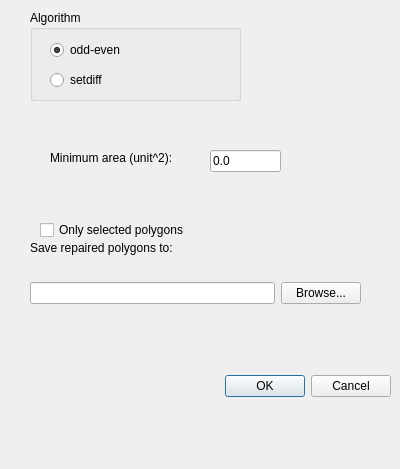
Before: the Qt Designer form Prepair/ui_prepair.ui in tudelft3d/prepair-qgis, drawn with Qt 5.
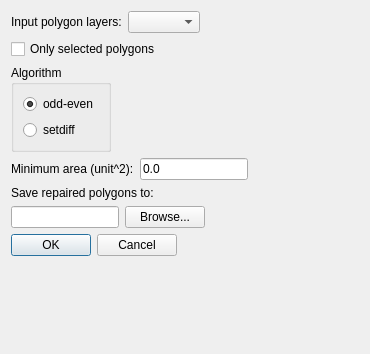
After: the same form once the commit is applied.

Commit message: new & improved GUI. Working (except orientation GEOS)

What changed in the file:
```diff
--- a/Prepair/ui_prepair.ui
+++ b/Prepair/ui_prepair.ui
@@ -6,63 +6,47 @@
    <rect>
     <x>0</x>
     <y>0</y>
-    <width>400</width>
-    <height>469</height>
+    <width>370</width>
+    <height>354</height>
    </rect>
   </property>
   <property name="windowTitle">
    <string>Prepair</string>
   </property>
-  <widget class="QDialogButtonBox" name="buttonBox">
-   <property name="geometry">
-    <rect>
-     <x>50</x>
-     <y>370</y>
-     <width>341</width>
-     <height>32</height>
-    </rect>
-   </property>
-   <property name="orientation">
-    <enum>Qt::Horizontal</enum>
-   </property>
-   <property name="standardButtons">
-    <set>QDialogButtonBox::Cancel|QDialogButtonBox::Ok</set>
-   </property>
-  </widget>
+  <layout class="QFormLayout" name="formLayout">
+   <item row="0" column="0">
+    <layout class="QVBoxLayout" name="verticalLayout_2">
+     <item>
+      <layout class="QHBoxLayout" name="horizontalLayout">
+       <item>
+        <widget class="QLabel" name="label_3">
+         <property name="text">
+          <string>Input polygon layers:</string>
+         </property>
+        </widget>
+       </item>
+       <item>
+        <widget class="QComboBox" name="comboLayers"/>
+       </item>
+      </layout>
+     </item>
+     <item>
   <widget class="QCheckBox" name="onlySelected">
-   <property name="geometry">
-    <rect>
-     <x>40</x>
-     <y>220</y>
-     <width>191</width>
-     <height>20</height>
-    </rect>
-   </property>
    <property name="text">
     <string>Only selected polygons</string>
    </property>
   </widget>
+     </item>
+    </layout>
+   </item>
+   <item row="1" column="0">
   <widget class="QGroupBox" name="groupBox">
-   <property name="geometry">
-    <rect>
-     <x>30</x>
-     <y>10</y>
-     <width>211</width>
-     <height>91</height>
-    </rect>
-   </property>
    <property name="title">
     <string>Algorithm</string>
    </property>
+     <layout class="QVBoxLayout" name="verticalLayout_3">
+      <item>
    <widget class="QRadioButton" name="radioOddEven">
-    <property name="geometry">
-     <rect>
-      <x>20</x>
-      <y>30</y>
-      <width>102</width>
-      <height>20</height>
-     </rect>
-    </property>
     <property name="text">
      <string>odd-even</string>
     </property>
@@ -70,29 +54,45 @@
      <bool>true</bool>
     </property>
    </widget>
+      </item>
+      <item>
    <widget class="QRadioButton" name="radioSetdiff">
-    <property name="geometry">
-     <rect>
-      <x>20</x>
-      <y>60</y>
-      <width>102</width>
-      <height>20</height>
-     </rect>
-    </property>
     <property name="text">
      <string>setdiff</string>
     </property>
    </widget>
-  </widget>
-  <widget class="QWidget" name="layoutWidget">
-   <property name="geometry">
-    <rect>
-     <x>30</x>
-     <y>260</y>
-     <width>331</width>
-     <height>67</height>
-    </rect>
-   </property>
+      </item>
+     </layout>
+    </widget>
+   </item>
+   <item row="2" column="0">
+    <layout class="QHBoxLayout" name="horizontalLayout_2">
+     <item>
+      <widget class="QLabel" name="label_2">
+       <property name="text">
+        <string>Minimum area (unit^2):</string>
+       </property>
+      </widget>
+     </item>
+     <item>
+      <widget class="QLineEdit" name="minarea">
+       <property name="text">
+        <string>0.0</string>
+       </property>
+      </widget>
+     </item>
+    </layout>
+   </item>
+   <item row="3" column="0">
+    <layout class="QVBoxLayout" name="verticalLayout">
+     <item>
+      <widget class="QLabel" name="label">
+       <property name="text">
+        <string>Save repaired polygons to:</string>
+       </property>
+      </widget>
+     </item>
+     <item>
    <layout class="QGridLayout" name="gridLayout">
     <item row="0" column="1">
      <widget class="QPushButton" name="browseOutfile">
@@ -112,46 +112,31 @@
      </widget>
     </item>
    </layout>
-  </widget>
-  <widget class="QLabel" name="label">
-   <property name="geometry">
-    <rect>
-     <x>30</x>
-     <y>240</y>
-     <width>161</width>
-     <height>16</height>
-    </rect>
-   </property>
-   <property name="text">
-    <string>Save repaired polygons to:</string>
-   </property>
-  </widget>
-  <widget class="QLabel" name="label_2">
-   <property name="geometry">
-    <rect>
-     <x>50</x>
-     <y>150</y>
-     <width>151</width>
-     <height>16</height>
-    </rect>
-   </property>
-   <property name="text">
-    <string>Minimum area (unit^2):</string>
-   </property>
-  </widget>
-  <widget class="QLineEdit" name="minarea">
-   <property name="geometry">
-    <rect>
-     <x>210</x>
-     <y>150</y>
-     <width>71</width>
-     <height>22</height>
-    </rect>
-   </property>
-   <property name="text">
-    <string>0.0</string>
-   </property>
-  </widget>
+     </item>
+    </layout>
+   </item>
+   <item row="4" column="0">
+    <widget class="QDialogButtonBox" name="buttonBox">
+     <property name="orientation">
+      <enum>Qt::Horizontal</enum>
+     </property>
+     <property name="standardButtons">
+      <set>QDialogButtonBox::Cancel|QDialogButtonBox::Ok</set>
+     </property>
+    </widget>
+   </item>
+  </layout>
+  <zorder>buttonBox</zorder>
+  <zorder>groupBox</zorder>
+  <zorder>layoutWidget</zorder>
+  <zorder>label</zorder>
+  <zorder>label_2</zorder>
+  <zorder>minarea</zorder>
+  <zorder>comboLayers</zorder>
+  <zorder>label_3</zorder>
+  <zorder>onlySelected</zorder>
+  <zorder>label_2</zorder>
+  <zorder>minarea</zorder>
  </widget>
  <resources/>
  <connections>
```
Lines whose indentation alone changed are shown as unchanged. The commit also changes 2 other files.
